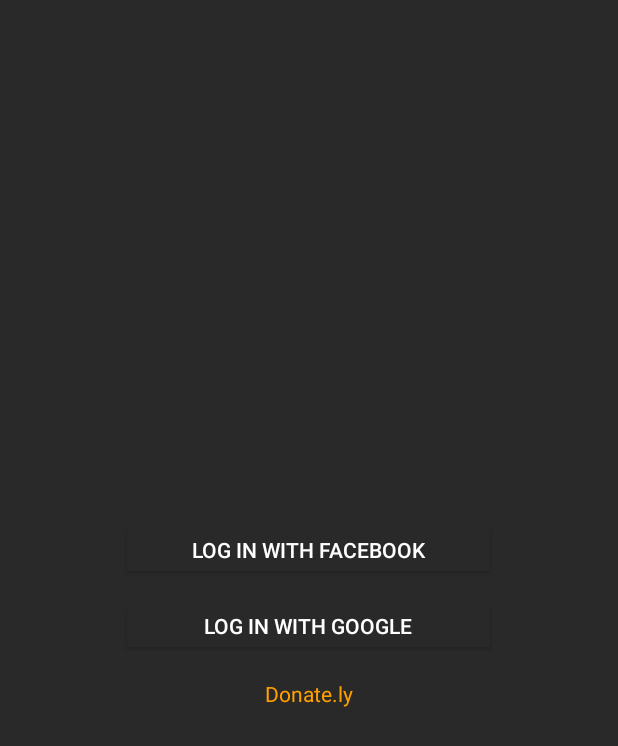
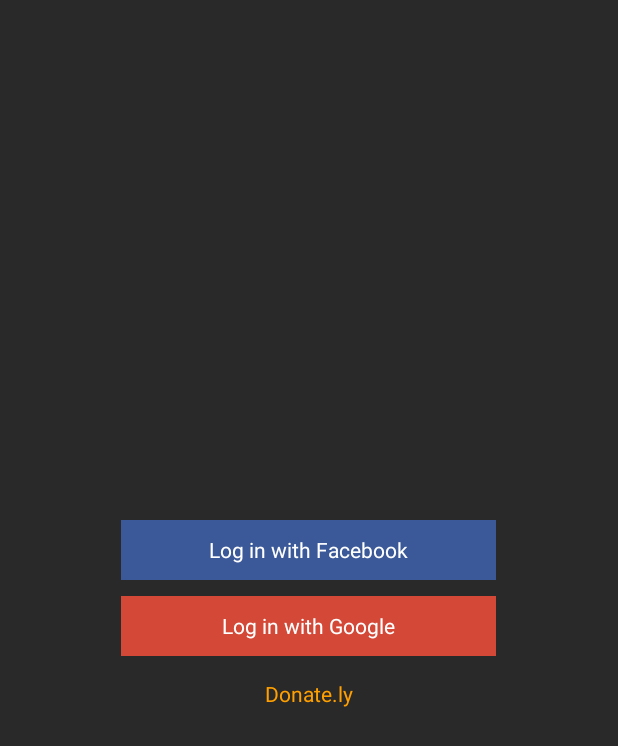
Before and after one commit to semistone222/donately, an Android app: the layout intro_login.xml on its own in the app's theme, with its tools: preview values and no code run, on a phone screen of 412 x 824 dp. Shown: the top 746 px of the screen. Run offline under Robolectric (Android 15) with nearby library versions, the phone set to English and light mode, and no system bars.

Commit message:
했던거 다시 수정

```diff
--- a/app/src/main/res/layout/intro_login.xml
+++ b/app/src/main/res/layout/intro_login.xml
@@ -8,13 +8,15 @@
 
     <TextView
         android:id="@+id/facebook_login"
-        style="@style/FacebookLoginButton"
-        android:text="@string/facebook_login" />
+        style="@style/LoginButton"
+        android:text="@string/facebook_login"
+        android:background="@color/facebook"/>
 
     <TextView
         android:id="@+id/google_login"
-        style="@style/GoogleLoginButton"
-        android:text="@string/google_login" />
+        style="@style/LoginButton"
+        android:text="@string/google_login"
+        android:background="@color/google" />
 
     <TextView
         android:layout_width="wrap_content"
--- a/app/src/main/res/values-v21/styles.xml
+++ b/app/src/main/res/values-v21/styles.xml
@@ -1,26 +1,9 @@
 <resources>
+
     <style name="AppTheme.NoActionBar">
         <item name="windowActionBar">false</item>
         <item name="windowNoTitle">true</item>
         <item name="android:windowDrawsSystemBarBackgrounds">true</item>
         <item name="android:statusBarColor">@android:color/transparent</item>
     </style>
-
-    <style name="FacebookLoginButton" parent="Widget.AppCompat.Button.Colored">
-        <item name="android:colorButtonNormal">@color/facebook</item>
-        <item name="android:layout_width">250dp</item>
-        <item name="android:layout_height">40dp</item>
-        <item name="android:gravity">center</item>
-        <item name="android:layout_margin">5dp</item>
-        <item name="android:textColor">@android:color/white</item>
-    </style>
-
-    <style name="GoogleLoginButton" parent="Widget.AppCompat.Button.Colored">
-        <item name="android:colorButtonNormal">@color/google</item>
-        <item name="android:layout_width">250dp</item>
-        <item name="android:layout_height">40dp</item>
-        <item name="android:gravity">center</item>
-        <item name="android:layout_margin">5dp</item>
-        <item name="android:textColor">@android:color/white</item>
-    </style>
 </resources>
--- a/app/src/main/res/values/styles.xml
+++ b/app/src/main/res/values/styles.xml
@@ -18,17 +18,7 @@
         <item name="windowNoTitle">true</item>
     </style>
 
-    <style name="FacebookLoginButton" parent="Widget.AppCompat.Button.Colored">
-        <item name="colorButtonNormal">@color/facebook</item>
-        <item name="android:layout_width">250dp</item>
-        <item name="android:layout_height">40dp</item>
-        <item name="android:gravity">center</item>
-        <item name="android:layout_margin">5dp</item>
-        <item name="android:textColor">@android:color/white</item>
-    </style>
-
-    <style name="GoogleLoginButton" parent="Widget.AppCompat.Button.Colored">
-        <item name="colorButtonNormal">@color/google</item>
+    <style name="LoginButton">
         <item name="android:layout_width">250dp</item>
         <item name="android:layout_height">40dp</item>
         <item name="android:gravity">center</item>
```
